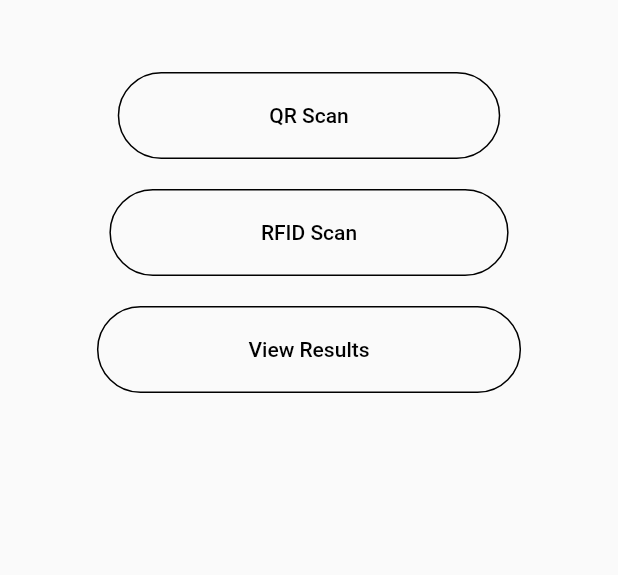
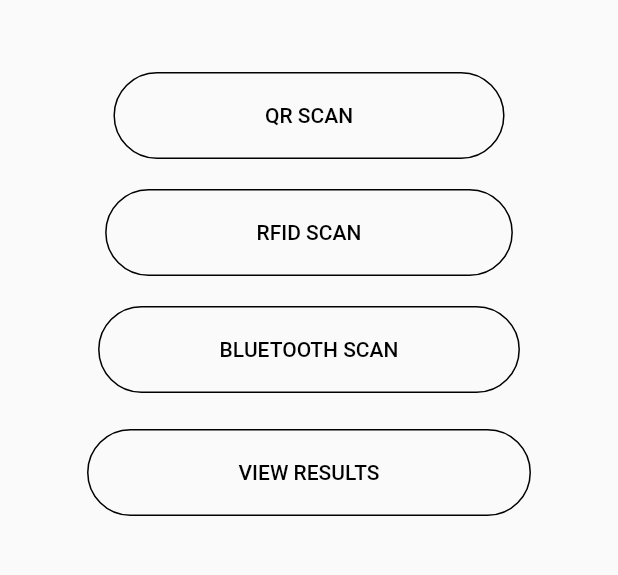
Before and after one commit to JanPhillipThe1st/trail_qr_scanner, a Flutter app: the screen it shows after launch, on a phone screen of 412 x 824 dp, the part 309-884 px from its top. Run offline on Flutter 3.47's test engine with Material 2 defaults, Android fonts, the phone set to English and light mode, and no system bars; our stand-ins replace csv, file_picker, loading_animation_widget, permission_handler; missing offline and left inert: android_multiple_identifier, qr_code_scanner, unique_identifier.

Commit message:
Added menu button for bluetooth scanning

```diff
--- a/lib/main.dart
+++ b/lib/main.dart
@@ -12,7 +12,7 @@ class MyApp extends StatelessWidget {
   Widget build(BuildContext context) {
     return MaterialApp(
       title: 'RACETECH',
-      debugShowCheckedModeBanner: false,
+      debugShowCheckedModeBanner: true,
       theme: ThemeData(
         primarySwatch: Colors.blue,
       ),
--- /dev/null
+++ b/lib/models/scan_config.dart
@@ -0,0 +1,26 @@
+import 'package:flutter/material.dart';
+
+class ScanConfig {
+  int order = 0;
+  String raceID = "";
+  String scanType = "";
+  String scanningPoint = "";
+  ScanConfig(
+      {required this.order,
+      required this.raceID,
+      required this.scanType,
+      required this.scanningPoint}) {}
+  ScanConfig.fromJson(Map<String, dynamic> map)
+      : raceID = map['raceID'],
+        scanType = map['scanType'],
+        order = map['order'],
+        scanningPoint = map['scanningPoint'];
+  Map<String, dynamic> toJson() {
+    return {
+      "raceID": raceID,
+      "scanType": scanType,
+      "order": order,
+      "scanningPoint": scanningPoint,
+    };
+  }
+}
--- a/lib/screens/ScanDetails.dart
+++ b/lib/screens/ScanDetails.dart
@@ -463,7 +463,6 @@ class _ScanDetailsState extends State<ScanDetails> {
                               });
                         },
                       );
-                      // set up the AlertDialog
                       AlertDialog alert = AlertDialog(
                         title: Text("Finish Scanning"),
                         content:
@@ -473,7 +472,6 @@ class _ScanDetailsState extends State<ScanDetails> {
                           continueButton,
                         ],
                       );
-                      // show the dialog
                       showDialog(
                         context: context,
                         builder: (BuildContext context) {
@@ -498,7 +496,6 @@ class _ScanDetailsState extends State<ScanDetails> {
 
   @override
   void dispose() {
-    // TODO: implement dispose
     super.dispose();
   }
 }
--- a/lib/screens/SplashScreen.dart
+++ b/lib/screens/SplashScreen.dart
@@ -27,7 +27,8 @@ class _SplashScreenState extends State<SplashScreen> {
     return Scaffold(
         body: Container(
       width: double.infinity,
-      child: Column(
+      child: ListView(
+        scrollDirection: Axis.vertical,
         children: [
           Padding(padding: EdgeInsets.symmetric(vertical: 80)),
           Text("RACETECH",
@@ -47,7 +48,7 @@ class _SplashScreenState extends State<SplashScreen> {
                           side: BorderSide(),
                           borderRadius: BorderRadius.circular(40))),
                   child:
-                      Text("QR Scan", style: TextStyle(color: Colors.black)))),
+                      Text("QR SCAN", style: TextStyle(color: Colors.black)))),
           Padding(padding: EdgeInsets.symmetric(vertical: 2)),
           TextButton(
               onPressed: () {
@@ -61,8 +62,24 @@ class _SplashScreenState extends State<SplashScreen> {
                       shape: RoundedRectangleBorder(
                           side: BorderSide(),
                           borderRadius: BorderRadius.circular(40))),
-                  child: Text("RFID Scan",
+                  child: Text("RFID SCAN",
                       style: TextStyle(color: Colors.black)))),
+          Padding(padding: EdgeInsets.symmetric(vertical: 2)),
+          TextButton(
+              onPressed: () {
+                Navigator.push(context,
+                    MaterialPageRoute(builder: ((context) => RFIDScan())));
+              },
+              child: Container(
+                  margin: EdgeInsets.symmetric(horizontal: 20),
+                  padding: EdgeInsets.symmetric(horizontal: 80, vertical: 20),
+                  decoration: ShapeDecoration(
+                      shape: RoundedRectangleBorder(
+                          side: BorderSide(),
+                          borderRadius: BorderRadius.circular(40))),
+                  child: Text("BLUETOOTH SCAN",
+                      style: TextStyle(color: Colors.black)))),
+          Padding(padding: EdgeInsets.symmetric(vertical: 2)),
           Padding(padding: EdgeInsets.symmetric(vertical: 2)),
           TextButton(
               onPressed: () async {
@@ -84,7 +101,7 @@ class _SplashScreenState extends State<SplashScreen> {
                         side: BorderSide(),
                         borderRadius: BorderRadius.circular(40))),
                 child:
-                    Text("View Results", style: TextStyle(color: Colors.black)),
+                    Text("VIEW RESULTS", style: TextStyle(color: Colors.black)),
               )),
         ],
       ),
```
Also changed, not shown: lib/models/file_handler.dart (+38 -6 lines), lib/screens/RFIDScan.dart (+45 -11 lines), lib/screens/ScanQR.dart (+60 -37 lines), pubspec.lock.
